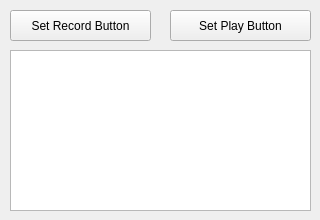
Qt form main.ui (NicolasCaous/UserInputRecorder) before a commit.
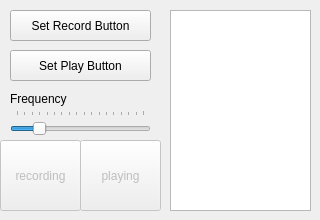
The same form after that commit.

Diff of the .ui file:
```diff
--- a/main.ui
+++ b/main.ui
@@ -63,8 +63,8 @@
    <widget class="QPushButton" name="play_button">
     <property name="geometry">
      <rect>
-      <x>170</x>
-      <y>10</y>
+      <x>10</x>
+      <y>50</y>
       <width>141</width>
       <height>31</height>
      </rect>
@@ -76,10 +76,10 @@
    <widget class="QTextBrowser" name="text_area">
     <property name="geometry">
      <rect>
-      <x>10</x>
-      <y>50</y>
-      <width>301</width>
-      <height>161</height>
+      <x>170</x>
+      <y>10</y>
+      <width>141</width>
+      <height>201</height>
      </rect>
     </property>
     <property name="html">
@@ -90,6 +90,79 @@
 &lt;p style=&quot;-qt-paragraph-type:empty; margin-top:18px; margin-bottom:12px; margin-left:0px; margin-right:0px; -qt-block-indent:0; text-indent:0px;&quot;&gt;&lt;br /&gt;&lt;/p&gt;&lt;/body&gt;&lt;/html&gt;</string>
     </property>
    </widget>
+   <widget class="QSlider" name="slider_frequency">
+    <property name="geometry">
+     <rect>
+      <x>10</x>
+      <y>110</y>
+      <width>141</width>
+      <height>29</height>
+     </rect>
+    </property>
+    <property name="minimum">
+     <number>30</number>
+    </property>
+    <property name="maximum">
+     <number>200</number>
+    </property>
+    <property name="sliderPosition">
+     <number>60</number>
+    </property>
+    <property name="orientation">
+     <enum>Qt::Horizontal</enum>
+    </property>
+    <property name="tickPosition">
+     <enum>QSlider::TicksAbove</enum>
+    </property>
+    <property name="tickInterval">
+     <number>10</number>
+    </property>
+   </widget>
+   <widget class="QLabel" name="label_frequency">
+    <property name="geometry">
+     <rect>
+      <x>10</x>
+      <y>90</y>
+      <width>101</width>
+      <height>17</height>
+     </rect>
+    </property>
+    <property name="text">
+     <string>Frequency</string>
+    </property>
+   </widget>
+   <widget class="QPushButton" name="recording_button">
+    <property name="enabled">
+     <bool>false</bool>
+    </property>
+    <property name="geometry">
+     <rect>
+      <x>0</x>
+      <y>140</y>
+      <width>81</width>
+      <height>71</height>
+     </rect>
+    </property>
+    <property name="text">
+     <string>recording</string>
+    </property>
+   </widget>
+   <widget class="QPushButton" name="playing_button">
+    <property name="enabled">
+     <bool>false</bool>
+    </property>
+    <property name="geometry">
+     <rect>
+      <x>80</x>
+      <y>140</y>
+      <width>81</width>
+      <height>71</height>
+     </rect>
+    </property>
+    <property name="text">
+     <string>playing</string>
+    </property>
+   </widget>
   </widget>
  </widget>
  <resources/>
```
Left out of the diff: 4 changed lines with no effect on the pictures.
